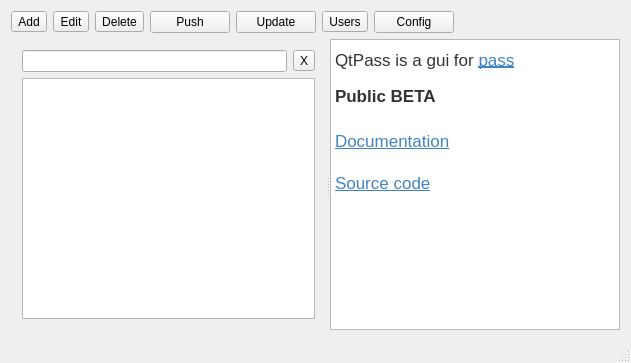
First picture: the form in mainwindow.ui, repository IJHack/QtPass, before the edit.
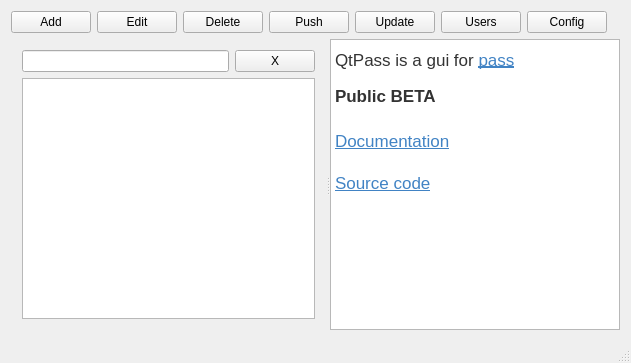
Second picture: the form after the edit.

Commit message: more uniform buttons

```diff
--- a/mainwindow.ui
+++ b/mainwindow.ui
@@ -37,21 +37,21 @@
         <number>0</number>
        </property>
        <item>
-        <widget class="QToolButton" name="addButton">
+        <widget class="QPushButton" name="addButton">
          <property name="text">
           <string>Add</string>
          </property>
         </widget>
        </item>
        <item>
-        <widget class="QToolButton" name="editButton">
+        <widget class="QPushButton" name="editButton">
          <property name="text">
           <string>Edit</string>
          </property>
         </widget>
        </item>
        <item>
-        <widget class="QToolButton" name="deleteButton">
+        <widget class="QPushButton" name="deleteButton">
          <property name="text">
           <string>Delete</string>
          </property>
@@ -72,7 +72,7 @@
         </widget>
        </item>
        <item>
-        <widget class="QToolButton" name="usersButton">
+        <widget class="QPushButton" name="usersButton">
          <property name="text">
           <string>Users</string>
          </property>
@@ -114,7 +114,7 @@
            <widget class="QLineEdit" name="lineEdit"/>
           </item>
           <item>
-           <widget class="QToolButton" name="clearButton">
+           <widget class="QPushButton" name="clearButton">
             <property name="text">
              <string>X</string>
             </property>
```
